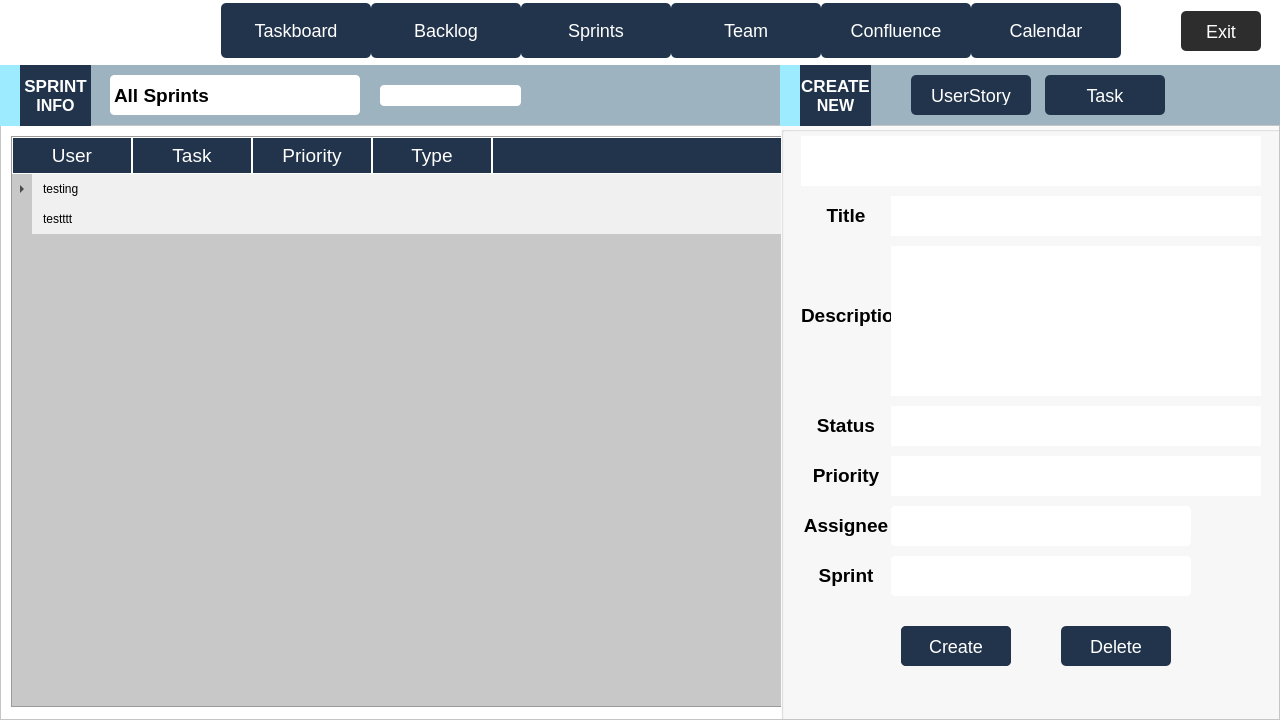
The window that code/Staging_Environment/Recovered/Staging_Environment_Recorverd/parentboard.ui (muazzamaqeel/Software-Project-CTS-5) describes before a commit, drawn with Qt 5.
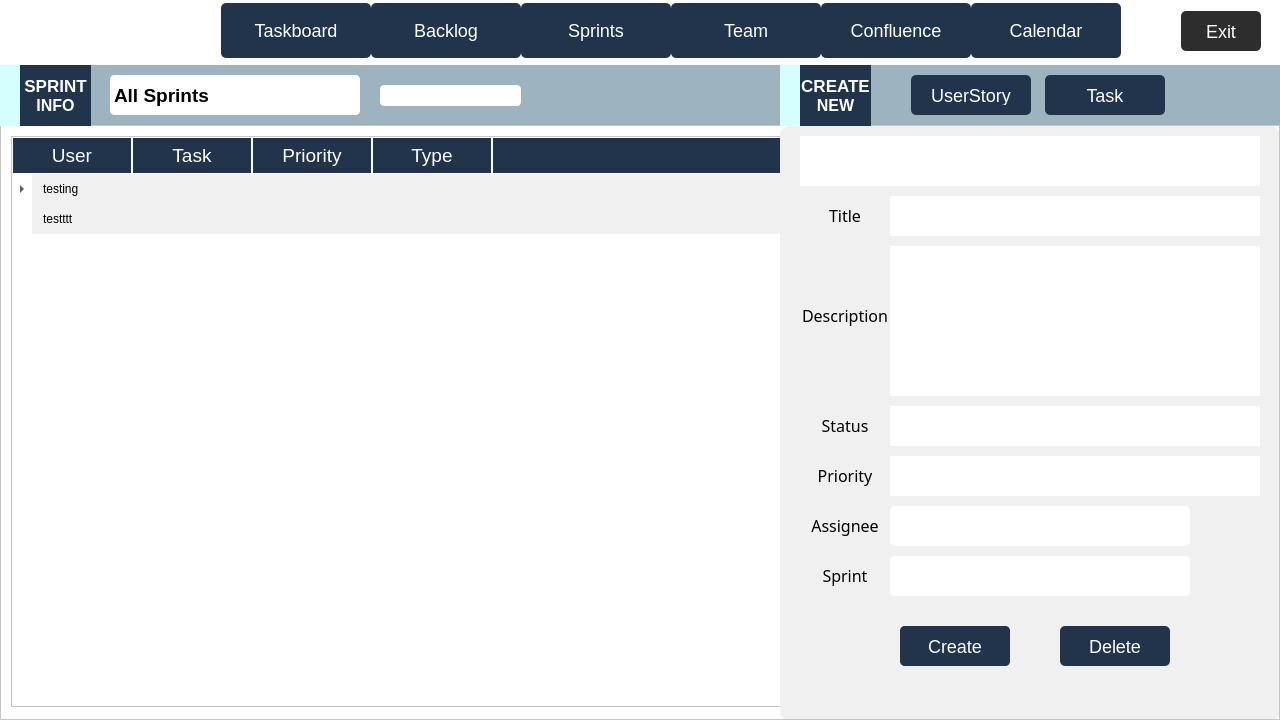
The same window after the commit. Icons and pictures are not drawn.

```diff
--- a/code/Staging_Environment/Recovered/Staging_Environment_Recorverd/parentboard.ui
+++ b/code/Staging_Environment/Recovered/Staging_Environment_Recorverd/parentboard.ui
@@ -295,7 +295,7 @@
 QTreeWidget {
     font: 14pt &quot;Arial&quot;;
     color: black;
-    background-color: rgb(200, 200, 200);
+    background-color: white;
     show-decoration-selected: 1;
 }
 
@@ -313,7 +313,7 @@
 QTreeWidget::item:selected {
     color: black;
     font-weight: bold;
-    background-color: rgb(158, 255, 162);
+    background-color: #D5FEFF;
 }
 
 /* Subitems (nested items) */
@@ -341,12 +341,12 @@
 QTreeWidget::item:!has-children:selected {
     color: black;
     font-weight: bold;
-    background-color: rgb(158, 255, 162);
+    background-color: #D5FEFF;
 }
 
 /* QHeaderView Sections (Individual Columns) */
 QHeaderView::section {
-    background-color: #22344C;;
+    background-color: #22344C;
     color: white;
     padding: 4px;
     border: 1px solid white;
@@ -493,7 +493,7 @@
       <widget class="QGroupBox" name="CreationBoxT">
        <property name="geometry">
         <rect>
-         <x>780</x>
+         <x>779</x>
          <y>0</y>
          <width>500</width>
          <height>595</height>
@@ -501,7 +501,15 @@
        </property>
        <property name="styleSheet">
         <string notr="true">QGroupBox {
-background-color: rgb(250, 250, 250)
+    border: 0px;
+	background-color: rgb(240,240,240);
+    border-radius: 10px; /* Adjust the value for the desired corner radius */
+    margin-top: 0px; /* Optional margin */
+}
+
+QGroupBox::title {
+    subcontrol-origin: margin;
+    subcontrol-position: top center;
 }</string>
        </property>
        <property name="title">
@@ -664,7 +672,7 @@
 }
 
 QComboBox QAbstractItemView::item:selected {
-    background-color: #99DAFF;
+    background-color: #D5FEFF;
     color: black;
     border-radius: 4px;
 }
@@ -738,7 +746,7 @@
 }
 
 QComboBox QAbstractItemView::item:selected {
-    background-color: #99DAFF;
+    background-color: #D5FEFF;
     color: black;
     border-radius: 4px;
 }
@@ -757,8 +765,7 @@
         <property name="styleSheet">
          <string notr="true">QLabel {
 background: transparent;
-font: 14pt Arial;
-font-weight: bold;
+font: 12pt Arial black;
 }</string>
         </property>
         <property name="text">
@@ -777,8 +784,7 @@
         <property name="styleSheet">
          <string notr="true">QLabel {
 background: transparent;
-font: 14pt Arial;
-font-weight: bold;
+font: 12pt Arial black;
 }</string>
         </property>
         <property name="text">
@@ -797,8 +803,7 @@
         <property name="styleSheet">
          <string notr="true">QLabel {
 background: transparent;
-font: 14pt Arial;
-font-weight: bold;
+font: 12pt Arial black;
 }</string>
         </property>
         <property name="text">
@@ -817,8 +822,7 @@
         <property name="styleSheet">
          <string notr="true">QLabel {
 background: transparent;
-font: 14pt Arial;
-font-weight: bold;
+font: 12pt Arial black;
 }</string>
         </property>
         <property name="text">
@@ -837,8 +841,7 @@
         <property name="styleSheet">
          <string notr="true">QLabel {
 background: transparent;
-font: 14pt Arial;
-font-weight: bold;
+font: 12pt Arial black;
 }</string>
         </property>
         <property name="text">
@@ -857,8 +860,7 @@
         <property name="styleSheet">
          <string notr="true">QLabel {
 background: transparent;
-font: 14pt Arial;
-font-weight: bold;
+font: 12pt Arial black;
 }</string>
         </property>
         <property name="text">
@@ -1176,7 +1178,7 @@
      </property>
      <property name="styleSheet">
       <string notr="true">QLabel {
-background-color: #9DEBFF;
+background-color: #D5FEFF;
 }</string>
      </property>
      <property name="text">
@@ -1194,7 +1196,7 @@
      </property>
      <property name="styleSheet">
       <string notr="true">QLabel {
-background-color: #9DEBFF;
+background-color: #D5FEFF;
 }</string>
      </property>
      <property name="text">
```
Left out of the diff: 18 changed lines with no effect on the pictures.
